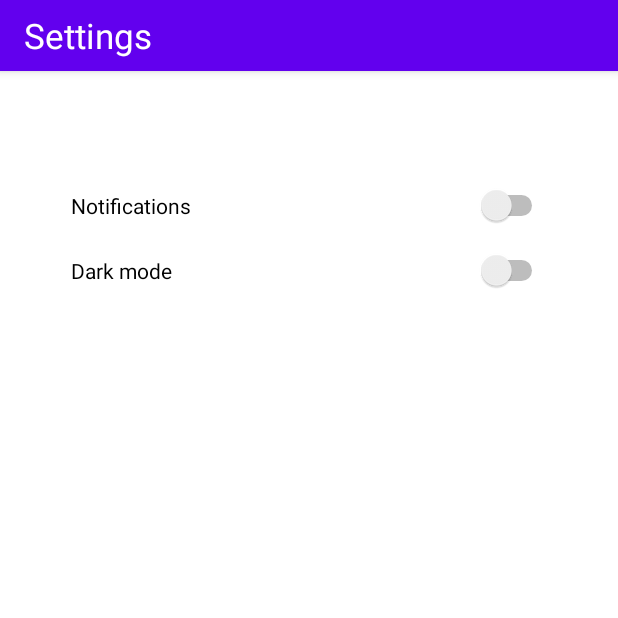
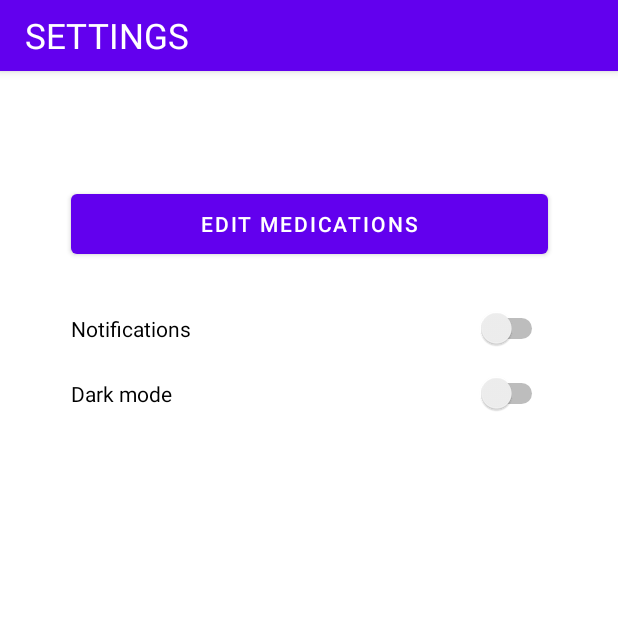
Before and after one commit to Digitaalitontut/Meds-Memory, an Android app: the Settings screen opened directly, with no data from a screen before it, on a phone screen of 412 x 824 dp, the top half of it. Run offline under Robolectric (Android 15) with nearby library versions, the phone set to English and light mode, and no system bars.

Commit message:
Lisätty "Edit medications" nappi asetuksiin.

```diff
--- a/app/src/main/AndroidManifest.xml
+++ b/app/src/main/AndroidManifest.xml
@@ -1,8 +1,6 @@
 <?xml version="1.0" encoding="utf-8"?>
 <manifest xmlns:android="http://schemas.android.com/apk/res/android"
     package="com.example.medsmemory">
-
-
 
     <application
         android:name=".Application"
@@ -12,7 +10,8 @@
         android:roundIcon="@mipmap/ic_launcher_round"
         android:supportsRtl="true"
         android:theme="@style/Theme.MedsMemory">
-        <activity android:name=".Settings"></activity>
+        <activity android:name=".EditMedication"></activity>
+        <activity android:name=".Settings" />
         <activity android:name=".Reminder" />
         <activity android:name=".AddMedication" />
         <activity android:name=".MainActivity">
--- a/app/src/main/java/com/example/medsmemory/Settings.java
+++ b/app/src/main/java/com/example/medsmemory/Settings.java
@@ -2,7 +2,10 @@ package com.example.medsmemory;
 
 import androidx.appcompat.app.AppCompatActivity;
 
+import android.content.Intent;
 import android.os.Bundle;
+import android.view.View;
+import android.widget.Button;
 import android.widget.TextView;
 
 public class Settings extends AppCompatActivity {
@@ -15,4 +18,9 @@ public class Settings extends AppCompatActivity {
         TextView title = findViewById(R.id.toolbar_title);
         title.setText(R.string.text_settings);
     }
+
+    public void editMedications(View view){
+        Intent intent = new Intent(this, EditMedication.class);
+        startActivity(intent);
+    }
 }
--- a/app/src/main/res/layout/activity_settings.xml
+++ b/app/src/main/res/layout/activity_settings.xml
@@ -5,7 +5,8 @@
     android:layout_width="match_parent"
     android:layout_height="match_parent"
     tools:context=".Settings">
-    <include layout="@layout/toolbar"/>
+
+    <include layout="@layout/toolbar" />
 
     <Switch
         android:id="@+id/switchNotification"
@@ -13,12 +14,13 @@
         android:layout_height="27dp"
         android:layout_marginStart="16dp"
         android:layout_marginLeft="16dp"
+        android:layout_marginTop="30dp"
         android:layout_marginEnd="16dp"
         android:layout_marginRight="16dp"
         android:text="@string/switch_notifications"
         app:layout_constraintEnd_toEndOf="parent"
         app:layout_constraintStart_toStartOf="parent"
-        app:layout_constraintTop_toTopOf="@+id/guideline3" />
+        app:layout_constraintTop_toBottomOf="@+id/buttonEdit" />
 
     <Switch
         android:id="@+id/switchTheme"
@@ -42,4 +44,18 @@
         android:orientation="horizontal"
         app:layout_constraintGuide_percent="0.15" />
 
+    <Button
+        android:id="@+id/buttonEdit"
+        android:layout_width="318dp"
+        android:layout_height="52dp"
+        android:layout_marginStart="16dp"
+        android:layout_marginLeft="16dp"
+        android:layout_marginEnd="16dp"
+        android:layout_marginRight="16dp"
+        android:onClick="editMedications"
+        android:text="@string/button_edit"
+        app:layout_constraintEnd_toEndOf="parent"
+        app:layout_constraintStart_toStartOf="parent"
+        app:layout_constraintTop_toTopOf="@+id/guideline3" />
+
 </androidx.constraintlayout.widget.ConstraintLayout>
--- a/app/src/main/res/values/strings.xml
+++ b/app/src/main/res/values/strings.xml
@@ -10,8 +10,9 @@
     <string name="button_submit">SUBMIT</string>
     <string name="text_remind">Remember to take</string>
     <string name="text_check">Check if taken</string>
-    <string name="text_settings">Settings</string>
+    <string name="text_settings">SETTINGS</string>
     <string name="switch_notifications">Notifications</string>
     <string name="switch_theme">Dark mode</string>
     <string name="text_appname">MEDS MEMORY</string>
+    <string name="button_edit">Edit medications</string>
 </resources>
```
